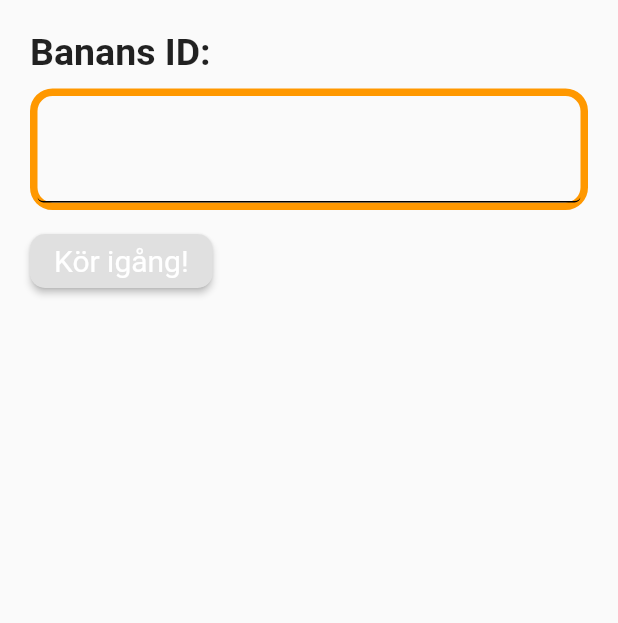
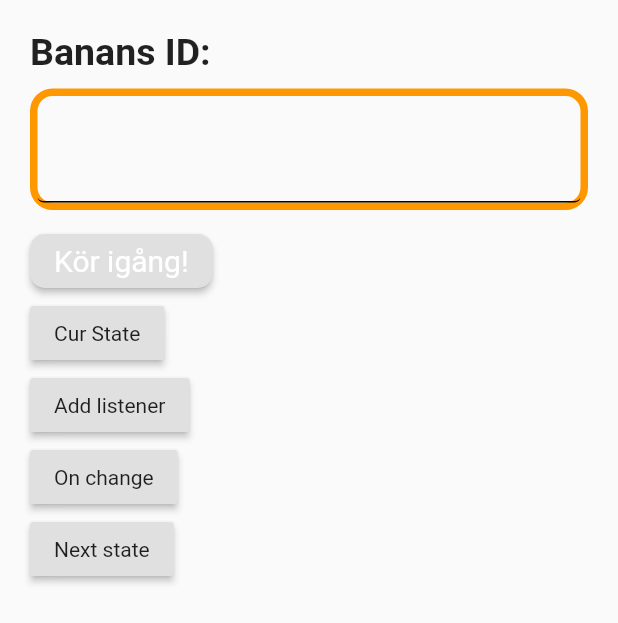
Before and after one commit to Moderbord/OrientX, a Flutter app: the StartRun widget shown alone on an empty page, opened directly, on a phone screen of 412 x 824 dp. Shown: the top 623 px of the screen. Run offline on Flutter 3.47's test engine with Material 2 defaults, Android fonts, the phone set to English and light mode, and no system bars; our stand-ins replace chewie, cloud_firestore, firebase_auth, firebase_database, flutter_map, google_sign_in and 4 more; missing offline and left inert: flutter_background_geolocation, grouped_buttons; accounts and stored records are empty.

Commit message:
- ActiveSession singleton now uses factory instantiation - onStateChange listeners can now be added to singleton to react to state changes - Added test code for state changes

```diff
--- a/lib/fredrik_directory/map_view.dart
+++ b/lib/fredrik_directory/map_view.dart
@@ -92,7 +92,7 @@ class MapViewState extends State<MapView>
   }
 
   void _setupTrack() {
-    for (Station station in ActiveSession.getInstance().getTrack().stations) {
+    for (Station station in ActiveSession().getTrack().stations) {
       bg.Geofence fence = bg.Geofence(
         identifier: station.name,
         radius: 15.0,
@@ -235,7 +235,7 @@ class MapViewState extends State<MapView>
     _completed++;
 
     //Event
-    ActiveSession.getInstance().promptNextActivity(context);
+    ActiveSession().promptNextActivity(context);
   }
 
   /// Fires whenever the list of geofences is somehow modified
--- a/lib/simon_directory/start_screen.dart
+++ b/lib/simon_directory/start_screen.dart
@@ -67,7 +67,7 @@ class _StartRunState extends State<StartRun>
                       onPressed: () {
                         setState(() {
                           if (checkID(_input)) {
-                            ActiveSession.getInstance().setTrack(_input);
+                            ActiveSession().setTrack(_input);
                             runTrack = true;
                           } else {
                             _result = "Banan kunde inte hittas!";
@@ -81,6 +81,39 @@ class _StartRunState extends State<StartRun>
                       style: TextStyle(color: Colors.black54, fontSize: 10.0),
                     )
                   ],
+                ),
+                RaisedButton(
+                  onPressed: ()
+                  {
+                    print("current state: " + ActiveSession().getCurrentState());
+                  },
+                  child: Text("Cur State"),
+                ),
+                RaisedButton(
+                  onPressed: ()
+                  {
+                    print("listener added");
+                    ActiveSession().addStateListener((SessionState state){
+                      print("CALLBACK with state: " + state.toString());
+                    });
+                  },
+                  child: Text("Add listener"),
+                ),
+                RaisedButton(
+                  onPressed: ()
+                  {
+                    print("state change triggered");
+                    ActiveSession().onStateChange();
+                  },
+                  child: Text("On change"),
+                ),
+                RaisedButton(
+                  onPressed: ()
+                  {
+                    print("State changed manually");
+                    ActiveSession().setState();
+                  },
+                  child: Text("Next state"),
                 )
               ],
             ),
@@ -88,7 +121,7 @@ class _StartRunState extends State<StartRun>
         : Container(
             child: Center(
                 child: TrackPage(
-                    track: ActiveSession.getInstance().getTrack())),
+                    track: ActiveSession().getTrack())),
           );
   }
 
--- a/lib/spaken_directory/activesession.dart
+++ b/lib/spaken_directory/activesession.dart
@@ -1,18 +1,36 @@
+import 'package:flutter/foundation.dart';
 import 'package:flutter/material.dart';
 import 'package:orientx/fredrik_directory/track.dart';
 import 'package:orientx/spaken_directory/activitymanager.dart';
 import 'package:orientx/spaken_directory/serverpackage.dart';
 
+enum SessionState
+{
+   Start,
+   Run,
+   Result
+}
+
+
+
 // Singleton
 class ActiveSession
 {
-   static final ActiveSession _instance = new ActiveSession();
+   static final ActiveSession _activeSession = ActiveSession._internal();
 
-   static ActiveSession getInstance() { return _instance;}
+   factory ActiveSession()
+   {
+      return _activeSession;
+   }
 
-   _ActiveSession() {}
+   ActiveSession._internal()
+   {
+      _activeState = SessionState.Start;
+   }
 
    Track _activeTrack;
+   SessionState _activeState;
+   List<Function(SessionState state)> _stateListeners = [];
 
    void setTrack(String id)
    {
@@ -26,6 +44,42 @@ class ActiveSession
       ActivityManager().newActivity(context: context, package: _activeTrack.activities[0]); // TODO dynamic course
    }
 
+   void addStateListener(Function(SessionState state) function)
+   {
+      _stateListeners.add(function);
+   }
+
+   void _newSessionState(SessionState state)
+   {
+      _activeState = state;
+      onStateChange();
+   }
+
+   void onStateChange()
+   {
+      for (Function  f in _stateListeners)
+         {
+            f(_activeState);
+         }
+   }
+
+   int i = 1;
+
+   void setState()
+   {
+      _activeState = SessionState.values[i];
+      i++;
+      if(i >= SessionState.values.length)
+      {
+         i = 0;
+      }
+   }
+
+   String getCurrentState()
+   {
+      return _activeState.toString();
+   }
+
 
    // TODO close session (set inactive? reset?)
    // TODO create buffers for packages and Track data
@@ -37,9 +91,4 @@ class ActiveSession
    // TODO add callback to SlidingPanel -OnAnswered?
    // TODO make call when track is over
    // TODO fetch data for result screen
-   // TODO enum for state change
-   // TODO listeners for onStateChange
-
-
-
 }
```
